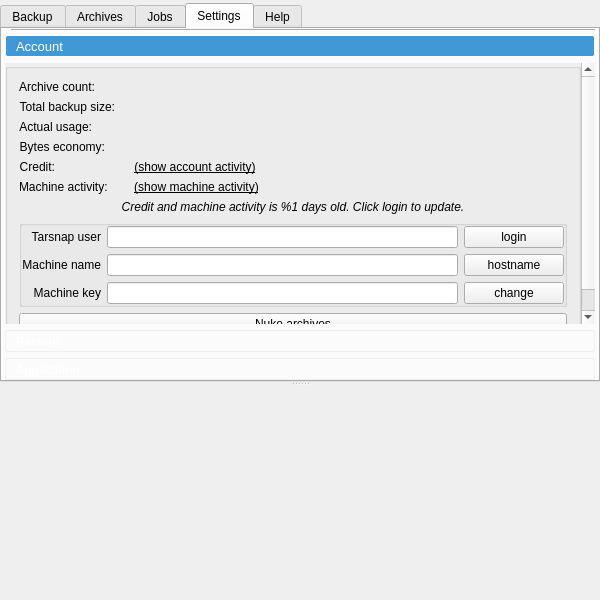
Before: the Qt Designer form forms/mainwindow.ui in Tarsnap/tarsnap-gui, drawn with Qt 5.
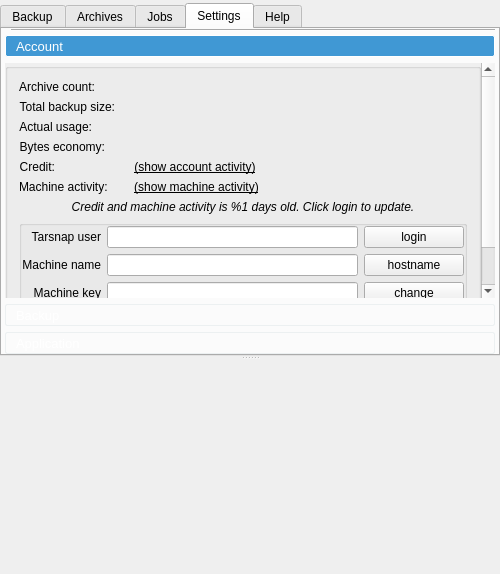
After: the same form once the commit is applied. The open tabs and pages were chosen to show the change. Icons and pictures are not drawn. Custom widgets are drawn as their Qt base class.

Commit message: Decrease default main window size.

What changed in the file:
```diff
--- a/forms/mainwindow.ui
+++ b/forms/mainwindow.ui
@@ -6,8 +6,8 @@
    <rect>
     <x>0</x>
     <y>0</y>
-    <width>600</width>
-    <height>600</height>
+    <width>500</width>
+    <height>574</height>
    </rect>
   </property>
   <property name="acceptDrops">
@@ -1084,7 +1084,7 @@
                <rect>
                 <x>0</x>
                 <y>0</y>
-                <width>594</width>
+                <width>494</width>
                 <height>371</height>
                </rect>
               </property>
```
